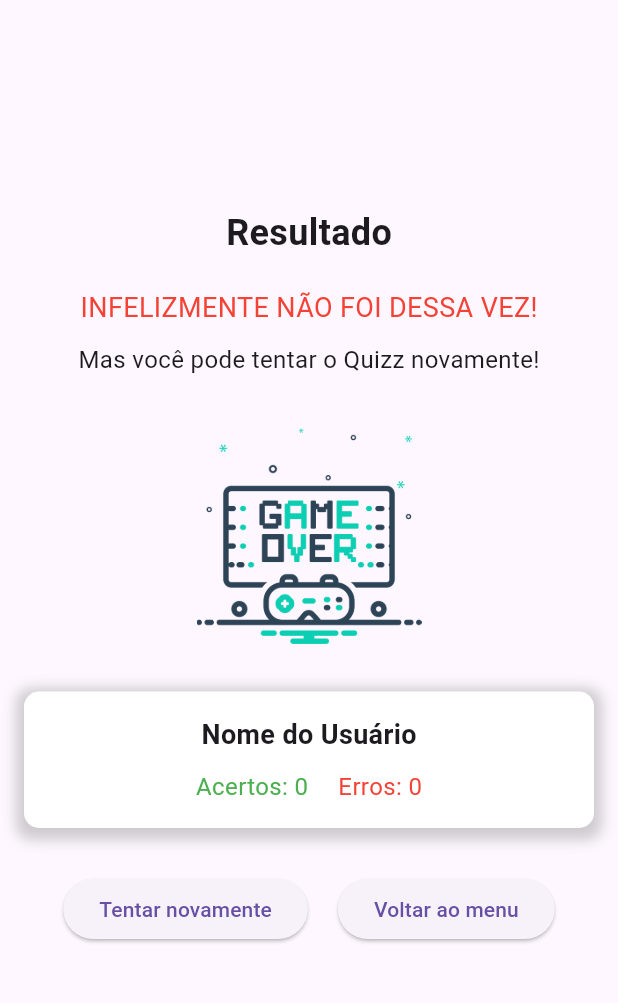
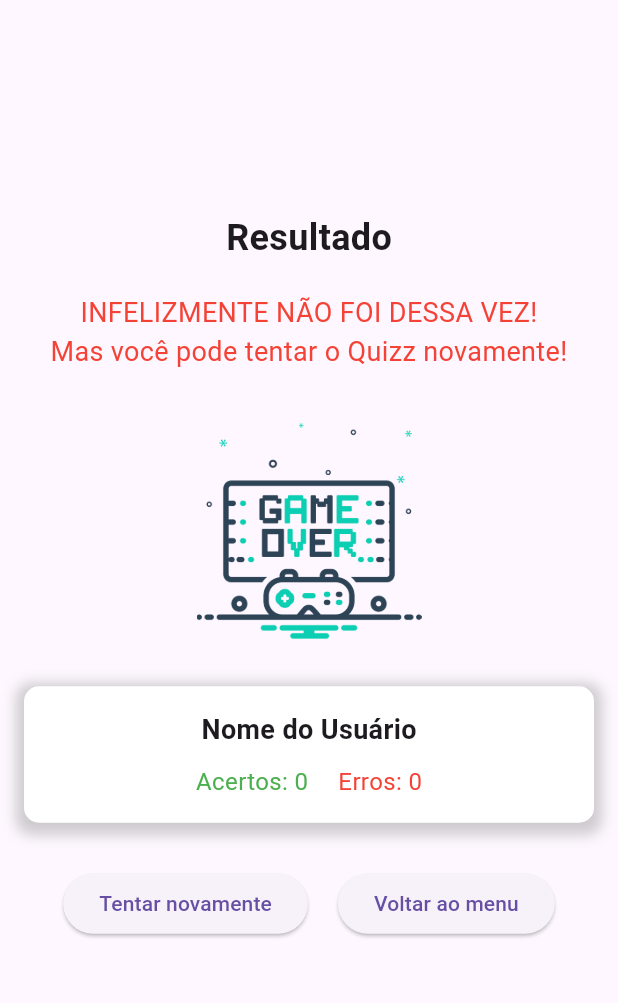
Before and after one commit to wagneroficial/museu-virtual, a Flutter app: the Semacerto screen opened directly with empty values, on a phone screen of 412 x 824 dp, the part 84-1087 px from its top. Run offline on Flutter 3.47's test engine with Material 3 defaults, Android fonts, the light colour scheme and no system bars.

Commit message:
feat: logica rank

```diff
--- a/lib/TelasRack/SemAcerto.dart
+++ b/lib/TelasRack/SemAcerto.dart
@@ -11,6 +11,30 @@ class Semacerto extends StatefulWidget {
 }
 
 class _SemacertoState extends State<Semacerto> {
+  String getResultadoTexto() {
+    if (widget.acertos <= 2) {
+      return 'INFELIZMENTE NÃO FOI DESSA VEZ!\nMas você pode tentar o Quizz novamente!';
+    } else if (widget.acertos <= 4) {
+      return 'Parabéns, você ganhou troféu de bronze!\nVocê tem um bom conhecimento sobre a história de Oriximiná - PA!';
+    } else if (widget.acertos <= 8) {
+      return 'Parabéns, você ganhou troféu de prata!\nVocê é um ótimo estudante sobre a história de Oriximiná - PA!';
+    } else {
+      return 'Parabéns, você ganhou troféu de ouro!\nVocê é um grande historiador e sabe tudo sobre a cidade de Oriximiná - PA!';
+    }
+  }
+
+  String getImagemTrofeu() {
+    if (widget.acertos <= 2) {
+      return 'imagens/game_over.png';
+    } else if (widget.acertos <= 4) {
+      return 'imagens/trofeu_bronze.png';
+    } else if (widget.acertos <= 8) {
+      return 'imagens/trofeu_prata.png';
+    } else {
+      return 'imagens/trofeu_ouro.png';
+    }
+  }
+
   @override
   Widget build(BuildContext context) {
     return Scaffold(
@@ -30,6 +54,7 @@ class _SemacertoState extends State<Semacerto> {
           ],
         ),
         backgroundColor: const Color(0xFF001540),
+         automaticallyImplyLeading: false,
       ),
       body: Center(
         child: Padding(
@@ -45,23 +70,17 @@ class _SemacertoState extends State<Semacerto> {
                 ),
               ),
               const SizedBox(height: 20),
-              const Text(
-                'INFELIZMENTE NÃO FOI DESSA VEZ!',
+              Text(
+                getResultadoTexto(),
                 style: TextStyle(
                   fontSize: 18,
-                  color: Colors.red,
+                  color: widget.acertos <= 2 ? Colors.red : Colors.green,
                 ),
-              ),
-              const SizedBox(height: 10),
-              const Text(
-                'Mas você pode tentar o Quizz novamente!',
-                style: TextStyle(
-                  fontSize: 16,
-                ),
+                textAlign: TextAlign.center,
               ),
               const SizedBox(height: 30),
               Image.asset(
-                'imagens/game_over.png',
+                getImagemTrofeu(),
                 height: 150,
               ),
               const SizedBox(height: 30),
@@ -118,7 +137,11 @@ class _SemacertoState extends State<Semacerto> {
                 children: [
                   ElevatedButton(
                     onPressed: () {
-                      // Ação para tentar novamente
+                      Navigator.of(context).pushReplacement(
+                        MaterialPageRoute(
+                          builder: (context) => QuizScreen(),
+                        ),
+                      );
                     },
                     child: const Text('Tentar novamente'),
                   ),
@@ -126,6 +149,7 @@ class _SemacertoState extends State<Semacerto> {
                   ElevatedButton(
                     onPressed: () {
                       // Ação para voltar ao menu
+                      Navigator.of(context).pop();
                     },
                     child: const Text('Voltar ao menu'),
                   ),
@@ -138,3 +162,15 @@ class _SemacertoState extends State<Semacerto> {
     );
   }
 }
+
+class QuizScreen extends StatelessWidget {
+  @override
+  Widget build(BuildContext context) {
+    return Scaffold(
+      // Implementar a tela do QuizScreen conforme necessário
+      body: Center(
+        child: Text('Tela do Quiz'),
+      ),
+    );
+  }
+}
--- a/lib/componentes/componentes_home/menu_quizz.dart
+++ b/lib/componentes/componentes_home/menu_quizz.dart
@@ -1,5 +1,4 @@
 import 'package:flutter/material.dart';
-import 'package:museu/quizz.dart';
 import 'package:museu/quizzAbertura.dart';
 
 class Quizz extends StatefulWidget {
--- a/pubspec.yaml
+++ b/pubspec.yaml
@@ -27,6 +27,7 @@ environment:
 dependencies:
   flutter:
     sdk: flutter
+  url_launcher: ^6.0.9
 
 
 
```
Also changed, not shown: lib/Cadastro.dart (+2 -18 lines), lib/componentes/appBar.dart (added, +123 -0 lines), lib/componentes/componentes_home/menu_visita_60.dart (+13 -1 lines), lib/home.dart (+5 -38 lines), lib/login.dart (+2 -18 lines), lib/quizz.dart (+3 -18 lines), lib/quizzAbertura.dart (+2 -18 lines), imagens/trofeu_bronze.png (added), imagens/trofeu_ouro.png (added), imagens/trofeu_prata.png (added), pubspec.lock, 5 other files.
